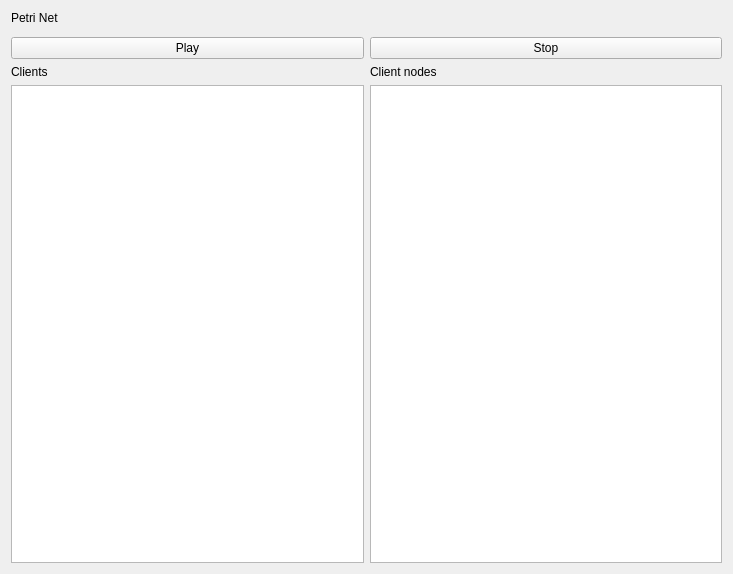
Qt form src/server/masterview.ui (jcelerier/dpetri) before a commit.
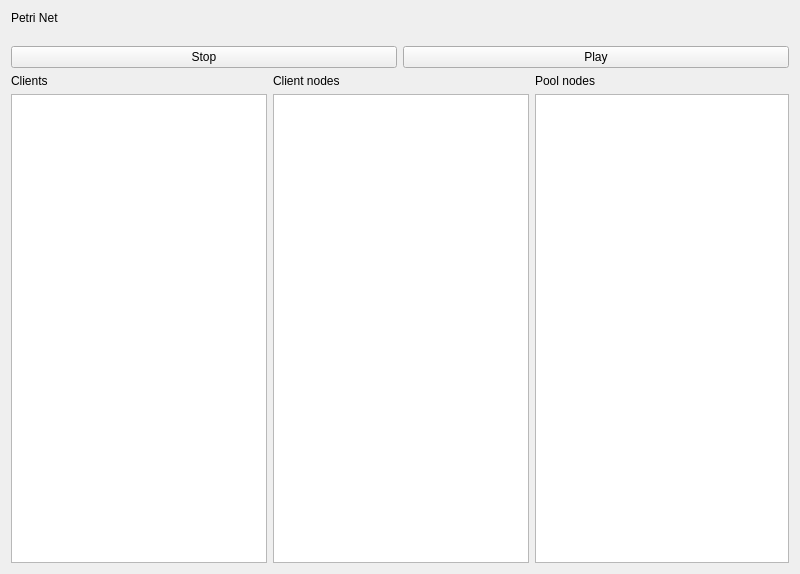
The same form after that commit. Custom widgets are drawn as their Qt base class.

What changed in the file:
```diff
--- a/src/server/masterview.ui
+++ b/src/server/masterview.ui
@@ -6,7 +6,7 @@
    <rect>
     <x>0</x>
     <y>0</y>
-    <width>733</width>
+    <width>800</width>
     <height>574</height>
    </rect>
   </property>
@@ -30,6 +30,27 @@
    <item>
     <widget class="PetriNetView" name="petriNetView" native="true"/>
    </item>
+   <item>
+    <layout class="QHBoxLayout" name="horizontalLayout">
+     <property name="topMargin">
+      <number>9</number>
+     </property>
+     <item>
+      <widget class="QPushButton" name="pushButton_2">
+       <property name="text">
+        <string>Stop</string>
+       </property>
+      </widget>
+     </item>
+     <item>
+      <widget class="QPushButton" name="pushButton">
+       <property name="text">
+        <string>Play</string>
+       </property>
+      </widget>
+     </item>
+    </layout>
+   </item>
    <item>
     <layout class="QGridLayout" name="gridLayout">
      <item row="2" column="0">
@@ -66,17 +87,23 @@
        </property>
       </widget>
      </item>
-     <item row="0" column="0">
-      <widget class="QPushButton" name="pushButton">
-       <property name="text">
-        <string>Play</string>
+     <item row="2" column="0">
+      <widget class="QListWidget" name="clientList">
+       <property name="sizePolicy">
+        <sizepolicy hsizetype="MinimumExpanding" vsizetype="MinimumExpanding">
+         <horstretch>0</horstretch>
+         <verstretch>0</verstretch>
+        </sizepolicy>
        </property>
       </widget>
      </item>
-     <item row="0" column="1">
-      <widget class="QPushButton" name="pushButton_2">
+     <item row="2" column="2">
+      <widget class="QListWidget" name="localNodeList"/>
+     </item>
+     <item row="1" column="2">
+      <widget class="QLabel" name="label_4">
        <property name="text">
-        <string>Stop</string>
+        <string>Pool nodes</string>
        </property>
       </widget>
      </item>
```
Left out of the diff: 30 changed lines with no effect on the pictures.
